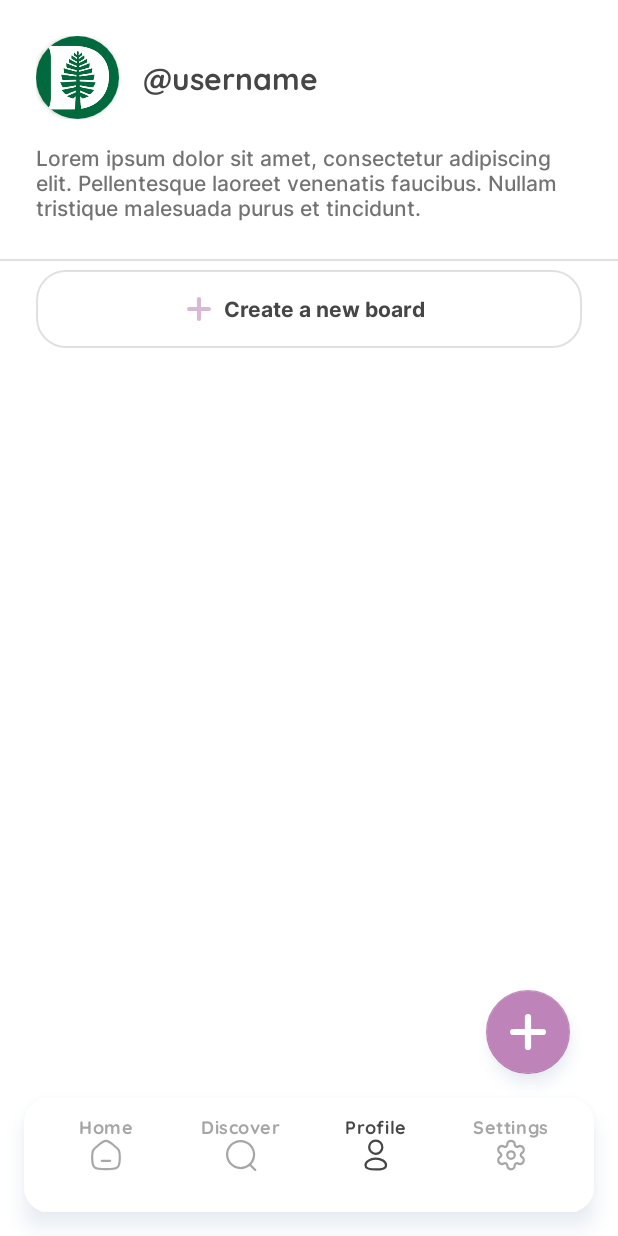
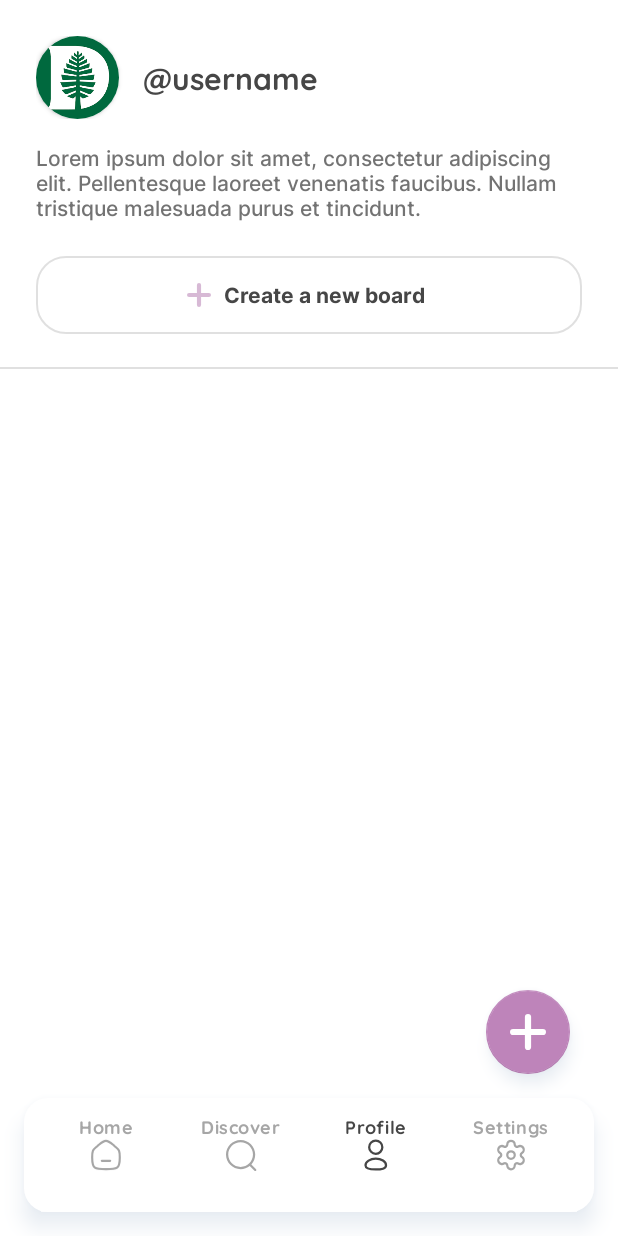
Before and after one commit to trevorvandevelde/Soundboard, an Android app: the screen it shows after launch once a user with an empty profile is signed in (MainActivity), item 3 of the bottom bar chosen, on a phone screen of 412 x 824 dp. Run offline under Robolectric (Android 15) with nearby library versions, the phone set to English and light mode, and no system bars; our stand-ins replace Firebase (no records; nobody signed in at launch, a user with empty details on screens opened directly), Picasso, navigation-ui; libraries missing offline, so code that uses them is left out: co.lujun.androidtagview; pictures from the network do not load.

Commit message:
changed create a new board button

```diff
--- a/app/src/main/res/layout/profile_fragment.xml
+++ b/app/src/main/res/layout/profile_fragment.xml
@@ -67,17 +67,11 @@
                 android:id = "@+id/user_intro"
                 android:layout_width="wrap_content"
                 android:layout_height="wrap_content"
-                android:layout_marginBottom="24dp"
+                android:layout_marginBottom="16dp"
                 android:text = "Lorem ipsum dolor sit amet, consectetur adipiscing elit. Pellentesque laoreet venenatis faucibus. Nullam tristique malesuada purus et tincidunt. " />
 
-    <View
-            android:layout_marginBottom="0dp"
-            android:id="@+id/divider"
-            android:layout_width="match_parent"
-            android:layout_height="1dp"
-            android:background="?android:attr/listDivider" />
-
     <Button
+            android:layout_marginBottom="16sp"
             android:layout_marginHorizontal="24dp"
             app:icon="@drawable/ic_plus"
             app:iconPadding="8dp"
@@ -97,6 +91,15 @@
             android:paddingBottom="16dp"
             app:cornerRadius="20dp" />
 
+    <View
+            android:layout_marginBottom="0dp"
+            android:id="@+id/divider"
+            android:layout_width="match_parent"
+            android:layout_height="1dp"
+            android:background="?android:attr/listDivider" />
+
+
+
         <androidx.recyclerview.widget.RecyclerView
                 android:paddingTop="16dp"
                 android:layout_marginLeft="16dp"
```
